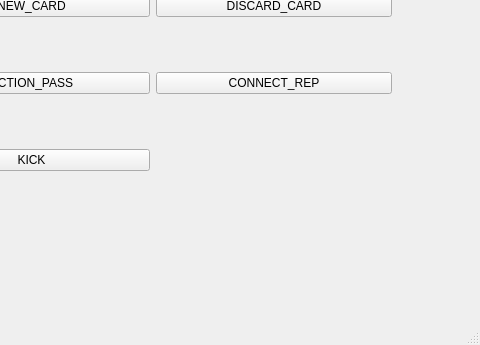
longlin10086/Kingdom-Card-Client, file server/serverwindow.ui: the form before one commit; both pictures show x 369 to 849 and y 308 to 653 of the 849 by 653 pixel window.
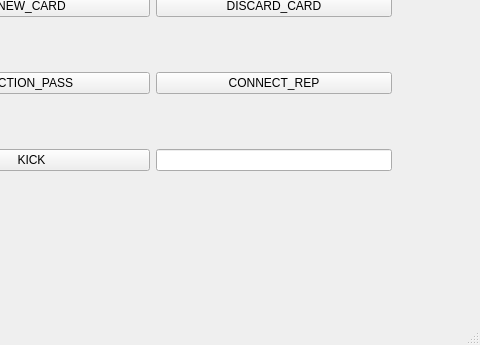
The form after the commit.

Patch:
```diff
--- a/server/serverwindow.ui
+++ b/server/serverwindow.ui
@@ -14,7 +14,7 @@
    <string>MainWindow</string>
   </property>
   <widget class="QWidget" name="centralwidget">
-   <widget class="QWidget" name="">
+   <widget class="QWidget" name="layoutWidget">
     <property name="geometry">
      <rect>
       <x>40</x>
@@ -122,6 +122,16 @@
        </property>
       </widget>
      </item>
+     <item row="4" column="2">
+      <widget class="QLineEdit" name="Value">
+       <property name="sizePolicy">
+        <sizepolicy hsizetype="Preferred" vsizetype="Fixed">
+         <horstretch>0</horstretch>
+         <verstretch>0</verstretch>
+        </sizepolicy>
+       </property>
+      </widget>
+     </item>
     </layout>
    </widget>
   </widget>
```
Left out of the diff: 4 changed lines with no effect on the pictures.
